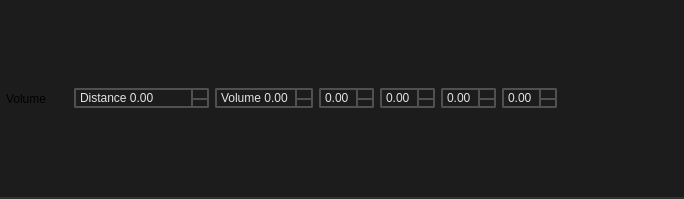
Above: soudevent_editor/properties/curve_property.ui from dertwist/Hammer5Tools before the change. Below: the same form after it.
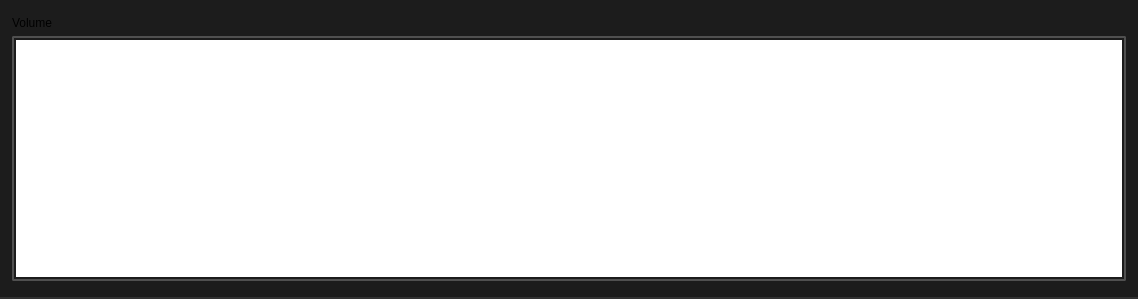
That is the form after the change. Icons and pictures are not drawn.

Commit message: soundevent curve

The edit to the form file:
```diff
--- a/soudevent_editor/properties/curve_property.ui
+++ b/soudevent_editor/properties/curve_property.ui
@@ -6,14 +6,14 @@
    <rect>
     <x>0</x>
     <y>0</y>
-    <width>684</width>
-    <height>199</height>
+    <width>1138</width>
+    <height>299</height>
    </rect>
   </property>
   <property name="minimumSize">
    <size>
     <width>0</width>
-    <height>48</height>
+    <height>170</height>
    </size>
   </property>
   <property name="maximumSize">
@@ -79,7 +79,7 @@
      </property>
      <layout class="QHBoxLayout" name="horizontalLayout_2">
       <property name="spacing">
-       <number>16</number>
+       <number>0</number>
       </property>
       <property name="leftMargin">
        <number>0</number>
@@ -93,17 +93,6 @@
       <property name="bottomMargin">
        <number>0</number>
       </property>
-      <item>
-       <widget class="QLabel" name="label">
-        <property name="styleSheet">
-         <string notr="true">border:0px;
-background-color: rgba(255, 255, 255, 0);</string>
-        </property>
-        <property name="text">
-         <string>Volume</string>
-        </property>
-       </widget>
-      </item>
       <item>
        <widget class="QFrame" name="frame_2">
         <property name="styleSheet">
@@ -152,510 +141,70 @@
           <number>0</number>
          </property>
          <item>
-          <widget class="QFrame" name="frame_3">
-           <property name="frameShape">
-            <enum>QFrame::StyledPanel</enum>
+          <widget class="QLabel" name="label">
+           <property name="styleSheet">
+            <string notr="true">border:0px;
+background-color: rgba(255, 255, 255, 0);</string>
            </property>
-           <property name="frameShadow">
-            <enum>QFrame::Raised</enum>
+           <property name="text">
+            <string>Volume</string>
            </property>
-           <layout class="QHBoxLayout" name="horizontalLayout_3">
-            <property name="leftMargin">
-             <number>0</number>
-            </property>
-            <property name="topMargin">
-             <number>0</number>
-            </property>
-            <property name="rightMargin">
-             <number>0</number>
-            </property>
-            <property name="bottomMargin">
-             <number>0</number>
-            </property>
-            <item>
-             <widget class="QDoubleSpinBox" name="distance">
-              <property name="styleSheet">
-               <string notr="true">QDoubleSpinBox {
-    font: 580 10pt &quot;Segoe UI&quot;;
-    border: 2px solid black;
-    border-radius: 2px;
+          </widget>
+         </item>
+         <item>
+          <widget class="QListWidget" name="listWidget">
+           <property name="sizePolicy">
+            <sizepolicy hsizetype="Expanding" vsizetype="MinimumExpanding">
+             <horstretch>0</horstretch>
+             <verstretch>0</verstretch>
+            </sizepolicy>
+           </property>
+           <property name="styleSheet">
+            <string notr="true">QListWidget {
+    border: 2px solid #CCCCCC;
     border-color: rgba(80, 80, 80, 255);
-    padding-left: 2px;
-    padding-right: 2px;
-    color: #E3E3E3;
-    background-color: #1C1C1C;
-}
-
-QDoubleSpinBox:focus {
-}
-
-QDoubleSpinBox:hover {
-}
-
-QDoubleSpinBox:pressed {
-	background-color: #121212;
-}
-
-QDoubleSpinBox::up-button {
-    border: 0px solid black;
-    subcontrol-origin: border;
-    subcontrol-position: top right;
-    border-left: 2px solid black;
-    border-bottom: 0px solid black;
-    border-top-right-radius: 2px;
-    border-color: rgba(80, 80, 80, 255);
-	width:16px;
-    margin:0px;
-}
-
-QDoubleSpinBox::up-arrow {
-    image: url(://icons/arrow_drop_up_24dp_9D9D9D_FILL0_wght400_GRAD0_opsz24.svg);
-    width: 20px;
-    height: 20px;
-}
-
-QDoubleSpinBox::down-button {
-    subcontrol-origin: border;
-    subcontrol-position: bottom right;
-	border: 0px solid black;
-    border-left: 2px solid black;
-    border-top: 2px solid black;
-border-bottom-right-radius: 2px;
-    border-color: rgba(80, 80, 80, 255);
-	width:16px;
-    margin:0px;
-}
-
-QDoubleSpinBox::down-arrow {
-    image: url(://icons/arrow_drop_down_16dp.svg);
-    width: 20px;
-    height: 20px;
-}</string>
-              </property>
-              <property name="specialValueText">
-               <string/>
-              </property>
-              <property name="prefix">
-               <string>Distance </string>
-              </property>
-              <property name="decimals">
-               <number>2</number>
-              </property>
-              <property name="minimum">
-               <double>-19999.900000000001455</double>
-              </property>
-              <property name="maximum">
-               <double>19999.900000000001455</double>
-              </property>
-              <property name="singleStep">
-               <double>0.100000000000000</double>
-              </property>
-             </widget>
-            </item>
-            <item>
-             <widget class="QDoubleSpinBox" name="volume">
-              <property name="styleSheet">
-               <string notr="true">QDoubleSpinBox {
-    font: 580 10pt &quot;Segoe UI&quot;;
-    border: 2px solid black;
     border-radius: 2px;
-    border-color: rgba(80, 80, 80, 255);
-    padding-left: 2px;
-    padding-right: 2px;
+    padding: 2px;
     color: #E3E3E3;
-    background-color: #1C1C1C;
 }
-
-QDoubleSpinBox:focus {
+QListWidget::item {
+    padding-top: 4px;
+padding-bottom: 4px;
 }
-
-QDoubleSpinBox:hover {
+QListWidget::item:selected {
 }
 
 QDoubleSpinBox:pressed {
 	background-color: #121212;
 }
-
-QDoubleSpinBox::up-button {
-    border: 0px solid black;
-    subcontrol-origin: border;
-    subcontrol-position: top right;
-    border-left: 2px solid black;
-    border-bottom: 0px solid black;
-    border-top-right-radius: 2px;
-    border-color: rgba(80, 80, 80, 255);
-	width:16px;
-    margin:0px;
-}
-
-QDoubleSpinBox::up-arrow {
-    image: url(://icons/arrow_drop_up_24dp_9D9D9D_FILL0_wght400_GRAD0_opsz24.svg);
-    width: 20px;
-    height: 20px;
-}
-
-QDoubleSpinBox::down-button {
-    subcontrol-origin: border;
-    subcontrol-position: bottom right;
-	border: 0px solid black;
-    border-left: 2px solid black;
-    border-top: 2px solid black;
-border-bottom-right-radius: 2px;
-    border-color: rgba(80, 80, 80, 255);
-	width:16px;
-    margin:0px;
-}
-
-QDoubleSpinBox::down-arrow {
-    image: url(://icons/arrow_drop_down_16dp.svg);
-    width: 20px;
-    height: 20px;
-}</string>
-              </property>
-              <property name="prefix">
-               <string>Volume </string>
-              </property>
-              <property name="decimals">
-               <number>2</number>
-              </property>
-              <property name="minimum">
-               <double>0.000000000000000</double>
-              </property>
-              <property name="maximum">
-               <double>1.000000000000000</double>
-              </property>
-              <property name="singleStep">
-               <double>0.100000000000000</double>
-              </property>
-             </widget>
-            </item>
-            <item>
-             <widget class="QDoubleSpinBox" name="volume_2">
-              <property name="styleSheet">
-               <string notr="true">QDoubleSpinBox {
-    font: 580 10pt &quot;Segoe UI&quot;;
-    border: 2px solid black;
-    border-radius: 2px;
-    border-color: rgba(80, 80, 80, 255);
-    padding-left: 2px;
-    padding-right: 2px;
-    color: #E3E3E3;
-    background-color: #1C1C1C;
-}
-
-QDoubleSpinBox:focus {
-}
-
-QDoubleSpinBox:hover {
-}
-
-QDoubleSpinBox:pressed {
-	background-color: #121212;
-}
-
-QDoubleSpinBox::up-button {
-    border: 0px solid black;
-    subcontrol-origin: border;
-    subcontrol-position: top right;
-    border-left: 2px solid black;
-    border-bottom: 0px solid black;
-    border-top-right-radius: 2px;
-    border-color: rgba(80, 80, 80, 255);
-	width:16px;
-    margin:0px;
-}
-
-QDoubleSpinBox::up-arrow {
-    image: url(://icons/arrow_drop_up_24dp_9D9D9D_FILL0_wght400_GRAD0_opsz24.svg);
-    width: 20px;
-    height: 20px;
-}
-
-QDoubleSpinBox::down-button {
-    subcontrol-origin: border;
-    subcontrol-position: bottom right;
-	border: 0px solid black;
-    border-left: 2px solid black;
-    border-top: 2px solid black;
-border-bottom-right-radius: 2px;
-    border-color: rgba(80, 80, 80, 255);
-	width:16px;
-    margin:0px;
-}
-
-QDoubleSpinBox::down-arrow {
-    image: url(://icons/arrow_drop_down_16dp.svg);
-    width: 20px;
-    height: 20px;
-}</string>
-              </property>
-              <property name="prefix">
-               <string/>
-              </property>
-              <property name="decimals">
-               <number>2</number>
-              </property>
-              <property name="minimum">
-               <double>0.000000000000000</double>
-              </property>
-              <property name="maximum">
-               <double>1.000000000000000</double>
-              </property>
-              <property name="singleStep">
-               <double>0.100000000000000</double>
-              </property>
-             </widget>
-            </item>
-            <item>
-             <widget class="QDoubleSpinBox" name="volume_4">
-              <property name="styleSheet">
-               <string notr="true">QDoubleSpinBox {
-    font: 580 10pt &quot;Segoe UI&quot;;
-    border: 2px solid black;
-    border-radius: 2px;
-    border-color: rgba(80, 80, 80, 255);
-    padding-left: 2px;
-    padding-right: 2px;
-    color: #E3E3E3;
-    background-color: #1C1C1C;
-}
-
-QDoubleSpinBox:focus {
-}
-
-QDoubleSpinBox:hover {
-}
-
-QDoubleSpinBox:pressed {
-	background-color: #121212;
-}
-
-QDoubleSpinBox::up-button {
-    border: 0px solid black;
-    subcontrol-origin: border;
-    subcontrol-position: top right;
-    border-left: 2px solid black;
-    border-bottom: 0px solid black;
-    border-top-right-radius: 2px;
-    border-color: rgba(80, 80, 80, 255);
-	width:16px;
-    margin:0px;
-}
-
-QDoubleSpinBox::up-arrow {
-    image: url(://icons/arrow_drop_up_24dp_9D9D9D_FILL0_wght400_GRAD0_opsz24.svg);
-    width: 20px;
-    height: 20px;
-}
-
-QDoubleSpinBox::down-button {
-    subcontrol-origin: border;
-    subcontrol-position: bottom right;
-	border: 0px solid black;
-    border-left: 2px solid black;
-    border-top: 2px solid black;
-border-bottom-right-radius: 2px;
-    border-color: rgba(80, 80, 80, 255);
-	width:16px;
-    margin:0px;
-}
-
-QDoubleSpinBox::down-arrow {
-    image: url(://icons/arrow_drop_down_16dp.svg);
-    width: 20px;
-    height: 20px;
-}</string>
-              </property>
-              <property name="prefix">
-               <string/>
-              </property>
-              <property name="decimals">
-               <number>2</number>
-              </property>
-              <property name="minimum">
-               <double>0.000000000000000</double>
-              </property>
-              <property name="maximum">
-               <double>1.000000000000000</double>
-              </property>
-              <property name="singleStep">
-               <double>0.100000000000000</double>
-              </property>
-             </widget>
-            </item>
-            <item>
-             <widget class="QDoubleSpinBox" name="volume_3">
-              <property name="styleSheet">
-               <string notr="true">QDoubleSpinBox {
-    font: 580 10pt &quot;Segoe UI&quot;;
-    border: 2px solid black;
-    border-radius: 2px;
-    border-color: rgba(80, 80, 80, 255);
-    padding-left: 2px;
-    padding-right: 2px;
-    color: #E3E3E3;
-    background-color: #1C1C1C;
-}
-
-QDoubleSpinBox:focus {
-}
-
-QDoubleSpinBox:hover {
-}
-
-QDoubleSpinBox:pressed {
-	background-color: #121212;
-}
-
-QDoubleSpinBox::up-button {
-    border: 0px solid black;
-    subcontrol-origin: border;
-    subcontrol-position: top right;
-    border-left: 2px solid black;
-    border-bottom: 0px solid black;
-    border-top-right-radius: 2px;
-    border-color: rgba(80, 80, 80, 255);
-	width:16px;
-    margin:0px;
-}
-
-QDoubleSpinBox::up-arrow {
-    image: url(://icons/arrow_drop_up_24dp_9D9D9D_FILL0_wght400_GRAD0_opsz24.svg);
-    width: 20px;
-    height: 20px;
-}
-
-QDoubleSpinBox::down-button {
-    subcontrol-origin: border;
-    subcontrol-position: bottom right;
-	border: 0px solid black;
-    border-left: 2px solid black;
-    border-top: 2px solid black;
-border-bottom-right-radius: 2px;
-    border-color: rgba(80, 80, 80, 255);
-	width:16px;
-    margin:0px;
-}
-
-QDoubleSpinBox::down-arrow {
-    image: url(://icons/arrow_drop_down_16dp.svg);
-    width: 20px;
-    height: 20px;
-}</string>
-              </property>
-              <property name="prefix">
-               <string/>
-              </property>
-              <property name="decimals">
-               <number>2</number>
-              </property>
-              <property name="minimum">
-               <double>0.000000000000000</double>
-              </property>
-              <property name="maximum">
-               <double>1.000000000000000</double>
-              </property>
-              <property name="singleStep">
-               <double>0.100000000000000</double>
-              </property>
-             </widget>
-            </item>
-            <item>
-             <widget class="QDoubleSpinBox" name="volume_5">
-              <property name="styleSheet">
-               <string notr="true">QDoubleSpinBox {
-    font: 580 10pt &quot;Segoe UI&quot;;
-    border: 2px solid black;
-    border-radius: 2px;
-    border-color: rgba(80, 80, 80, 255);
-    padding-left: 2px;
-    padding-right: 2px;
-    color: #E3E3E3;
-    background-color: #1C1C1C;
-}
-
-QDoubleSpinBox:focus {
-}
-
-QDoubleSpinBox:hover {
-}
-
-QDoubleSpinBox:pressed {
-	background-color: #121212;
-}
-
-QDoubleSpinBox::up-button {
-    border: 0px solid black;
-    subcontrol-origin: border;
-    subcontrol-position: top right;
-    border-left: 2px solid black;
-    border-bottom: 0px solid black;
-    border-top-right-radius: 2px;
-    border-color: rgba(80, 80, 80, 255);
-	width:16px;
-    margin:0px;
-}
-
-QDoubleSpinBox::up-arrow {
-    image: url(://icons/arrow_drop_up_24dp_9D9D9D_FILL0_wght400_GRAD0_opsz24.svg);
-    width: 20px;
-    height: 20px;
-}
-
-QDoubleSpinBox::down-button {
-    subcontrol-origin: border;
-    subcontrol-position: bottom right;
-	border: 0px solid black;
-    border-left: 2px solid black;
-    border-top: 2px solid black;
-border-bottom-right-radius: 2px;
-    border-color: rgba(80, 80, 80, 255);
-	width:16px;
-    margin:0px;
-}
-
-QDoubleSpinBox::down-arrow {
-    image: url(://icons/arrow_drop_down_16dp.svg);
-    width: 20px;
-    height: 20px;
-}</string>
-              </property>
-              <property name="prefix">
-               <string/>
-              </property>
-              <property name="decimals">
-               <number>2</number>
-              </property>
-              <property name="minimum">
-               <double>0.000000000000000</double>
-              </property>
-              <property name="maximum">
-               <double>1.000000000000000</double>
-              </property>
-              <property name="singleStep">
-               <double>0.100000000000000</double>
-              </property>
-             </widget>
-            </item>
-           </layout>
+</string>
+           </property>
+           <property name="verticalScrollBarPolicy">
+            <enum>Qt::ScrollBarAsNeeded</enum>
+           </property>
+           <property name="horizontalScrollBarPolicy">
+            <enum>Qt::ScrollBarAsNeeded</enum>
+           </property>
+           <property name="sizeAdjustPolicy">
+            <enum>QAbstractScrollArea::AdjustIgnored</enum>
+           </property>
+           <property name="autoScroll">
+            <bool>true</bool>
+           </property>
+           <property name="resizeMode">
+            <enum>QListView::Adjust</enum>
+           </property>
+           <property name="layoutMode">
+            <enum>QListView::SinglePass</enum>
+           </property>
+           <property name="uniformItemSizes">
+            <bool>true</bool>
+           </property>
           </widget>
          </item>
         </layout>
        </widget>
       </item>
-      <item>
-       <spacer name="horizontalSpacer">
-        <property name="orientation">
-         <enum>Qt::Horizontal</enum>
-        </property>
-        <property name="sizeHint" stdset="0">
-         <size>
-          <width>40</width>
-          <height>20</height>
-         </size>
-        </property>
-       </spacer>
-      </item>
      </layout>
     </widget>
    </item>
```
Left out of the diff: 3 changed lines with no effect on the pictures. The commit also changes 8 other files.
